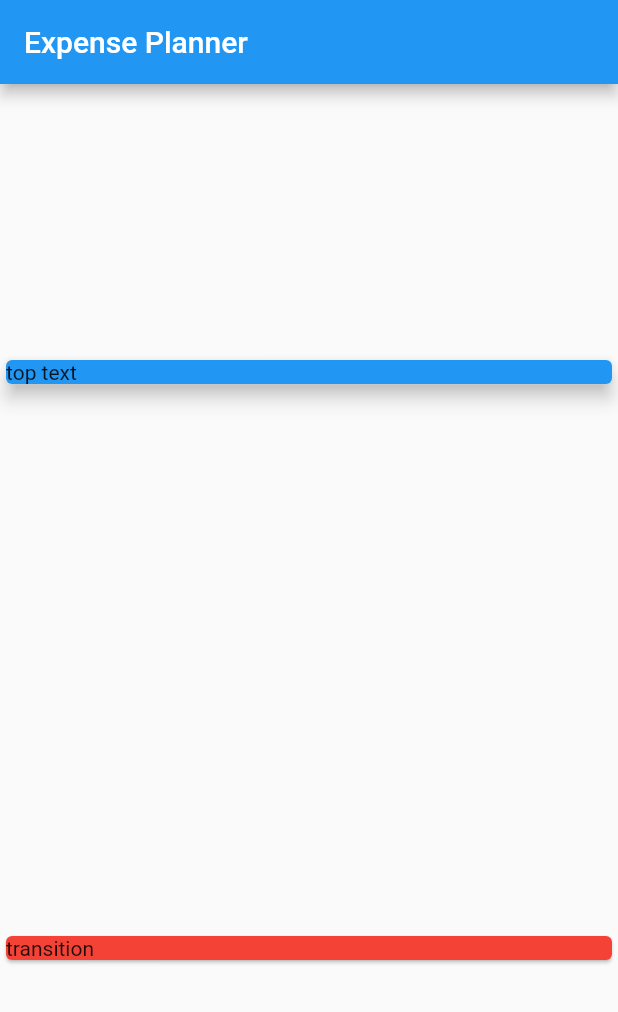
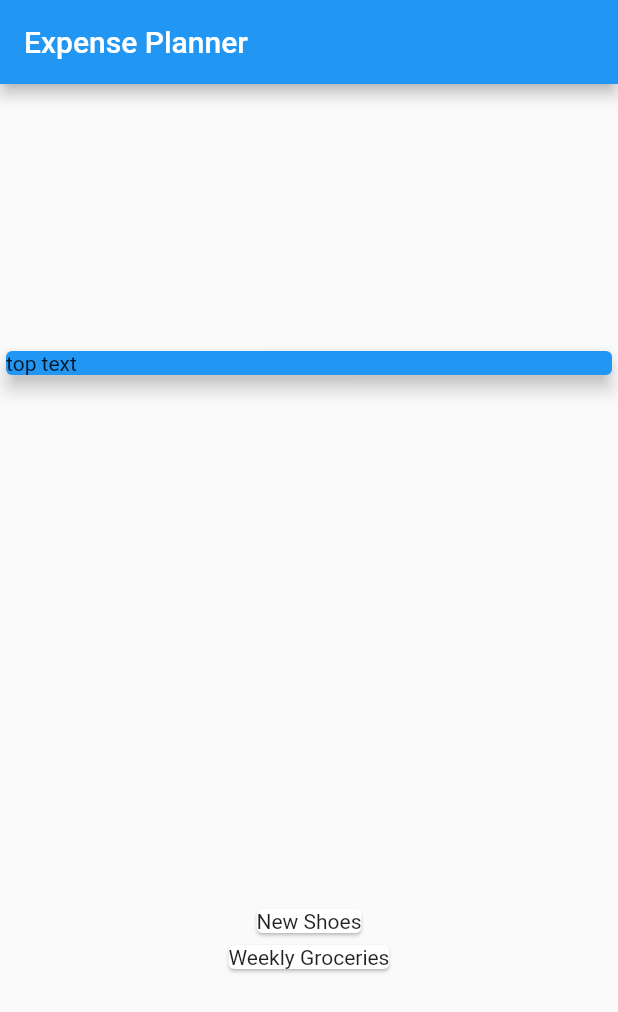
Before and after one commit to iqbalhasandev/Flutter-Expense-Planner-App, a Flutter app: the screen it shows after launch, on a phone screen of 412 x 824 dp. Shown: the top 1012 px of the screen. Run offline on Flutter 3.47's test engine with Material 2 defaults, Android fonts, the light colour scheme and no system bars.

Commit message:
Mapping Data Into Widgets

```diff
--- a/lib/main.dart
+++ b/lib/main.dart
@@ -48,10 +48,13 @@
               elevation: 5,
             ),
           ),
-          Card(
-            color: Colors.red,
-            child: Text("transition"),
-          )
+          Column(
+            children: transaction.map((tx) {
+              return Card(
+                child: Text(tx.title ?? ''),
+              );
+            }).toList(),
+          ),
         ],
       ),
     );
```
